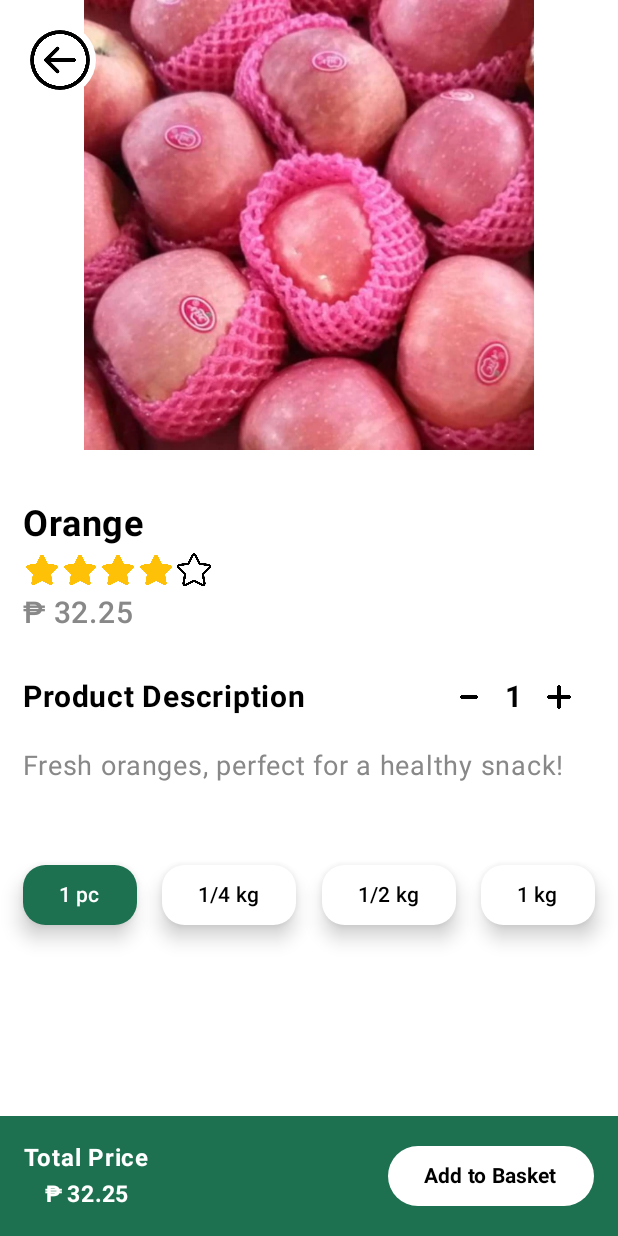
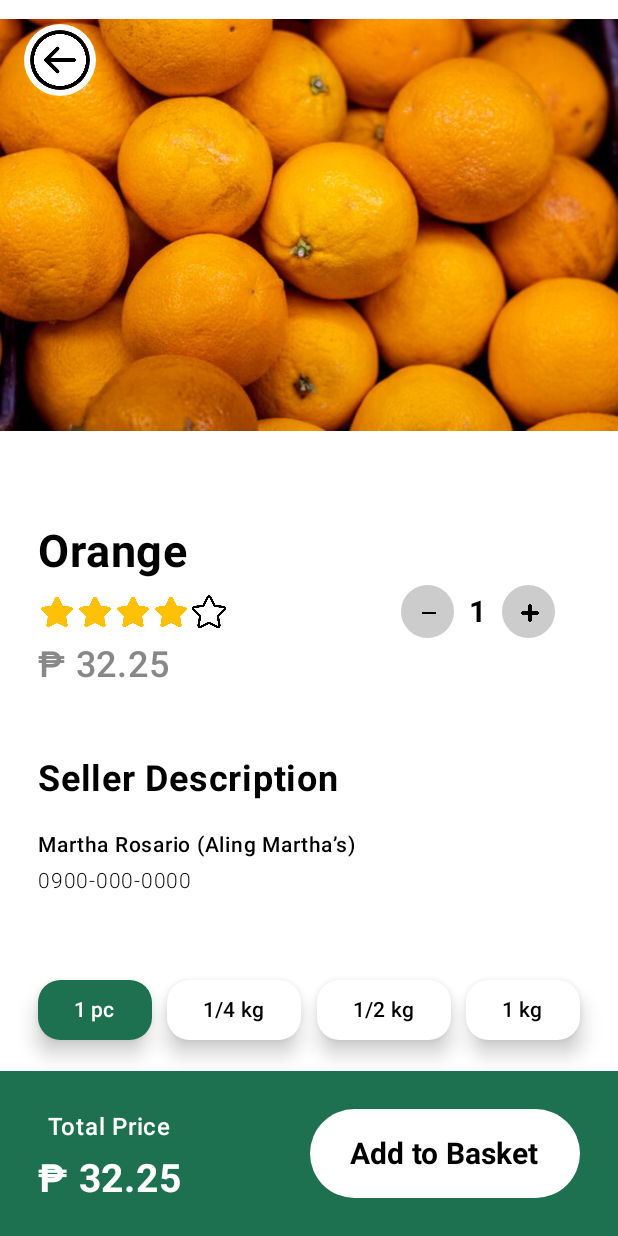
Before and after one commit to mvictoria7/SplashScreenBaskit, an Android app built with Jetpack Compose: the OrangeScreen screen opened through its navigation route, on a phone screen of 412 x 824 dp. Run offline under Robolectric (Android 15) with nearby library versions, the phone set to English and light mode, and no system bars; our stand-ins replace accompanist.

Commit message:
homeact, orange, apple

```diff
--- a/app/src/main/java/com/example/splashscreenbaskit/NotificationsActivity.kt
+++ b/app/src/main/java/com/example/splashscreenbaskit/NotificationsActivity.kt
@@ -10,7 +10,6 @@ import androidx.compose.foundation.layout.fillMaxSize
 import androidx.compose.foundation.layout.fillMaxWidth
 import androidx.compose.foundation.layout.height
 import androidx.compose.foundation.layout.padding
-import androidx.compose.foundation.layout.size
 import androidx.compose.foundation.layout.width
 import androidx.compose.foundation.shape.RoundedCornerShape
 import androidx.compose.material3.Button
@@ -18,17 +17,12 @@ import androidx.compose.material3.ButtonDefaults
 import androidx.compose.material3.Icon
 import androidx.compose.material3.MaterialTheme
 import androidx.compose.material3.Text
-import androidx.compose.material3.TextButton
 import androidx.compose.runtime.Composable
 import androidx.compose.ui.Alignment
 import androidx.compose.ui.Modifier
-import androidx.compose.ui.draw.clip
-import androidx.compose.ui.draw.shadow
 import androidx.compose.ui.graphics.Color
 import androidx.compose.ui.res.painterResource
-import androidx.compose.ui.text.TextStyle
 import androidx.compose.ui.text.font.FontWeight
-import androidx.compose.ui.text.style.TextDecoration
 import androidx.compose.ui.tooling.preview.Preview
 import androidx.compose.ui.unit.dp
 import androidx.compose.ui.unit.sp
--- a/app/src/main/java/com/example/splashscreenbaskit/OrangeScreen.kt
+++ b/app/src/main/java/com/example/splashscreenbaskit/OrangeScreen.kt
@@ -3,11 +3,13 @@ package com.example.splashscreenbaskit
 import androidx.compose.foundation.Image
 import androidx.compose.foundation.background
 import androidx.compose.foundation.layout.*
+import androidx.compose.foundation.shape.CircleShape
 import androidx.compose.foundation.shape.RoundedCornerShape
 import androidx.compose.material3.*
 import androidx.compose.runtime.*
 import androidx.compose.ui.Alignment
 import androidx.compose.ui.Modifier
+import androidx.compose.ui.draw.clip
 import androidx.compose.ui.graphics.Color
 import androidx.compose.ui.res.painterResource
 import androidx.compose.ui.text.font.FontWeight
@@ -51,7 +53,7 @@ fun OrangeScreen(navController: NavHostController) {
                 .height(300.dp)
         ) {
             Image(
-                painter = painterResource(id = R.drawable.apple),
+                painter = painterResource(id = R.drawable.orange),
                 contentDescription = "Orange",
                 modifier = Modifier.fillMaxSize()
             )
@@ -75,11 +77,11 @@ fun OrangeScreen(navController: NavHostController) {
         Column(
             modifier = Modifier
                 .fillMaxWidth()
-                .padding(15.dp)
+                .padding(top = 30.dp, start = 25.dp, end = 25.dp)
         ) {
             Text(
                 text = "Orange",
-                fontSize = 24.sp,
+                fontSize = 30.sp,
                 fontWeight = FontWeight.Bold
             )
 
@@ -101,16 +103,56 @@ fun OrangeScreen(navController: NavHostController) {
                     tint = Color.Black,
                     modifier = Modifier.size(25.dp)
                 )
+
+                Spacer(modifier = Modifier.padding(start = 115.dp) )
+
+                Row(verticalAlignment = Alignment.CenterVertically) {
+                    IconButton(onClick = { if (quantity > 1) quantity-- },
+                        modifier = Modifier
+                            .background(color = Color.LightGray, shape = CircleShape)
+                            .size(35.dp)) {
+                        Icon(
+                            painter = painterResource(id = R.drawable.minus),
+                            contentDescription = "Minus",
+                            tint = Color.Black,
+                            modifier = Modifier.size(12.dp)
+                        )
+                    }
+
+                    Spacer(modifier = Modifier.width(10.dp))
+
+                    Text(
+                        text = "$quantity",
+                        fontSize = 20.sp,
+                        fontWeight = FontWeight.Bold,
+                    )
+
+                    Spacer(modifier = Modifier.width(10.dp))
+
+                    IconButton(
+                        onClick = { quantity++ },
+                        modifier = Modifier
+                            .background(color = Color.LightGray, shape = CircleShape)
+                            .size(35.dp)
+                    ) {
+                        Icon(
+                            painter = painterResource(id = R.drawable.add),
+                            contentDescription = "Add",
+                            tint = Color.Black,
+                            modifier = Modifier.size(12.dp)
+                        )
+                    }
+                }
             }
 
             Text(
                 text = "₱ ${"%.2f".format(priceForWeight)}",
-                fontSize = 20.sp,
+                fontSize = 24.sp,
                 fontWeight = FontWeight.SemiBold,
                 color = Color.Gray
             )
 
-            Spacer(modifier = Modifier.height(20.dp))
+            Spacer(modifier = Modifier.height(40.dp))
 
             // Quantity selection
             Row(
@@ -119,42 +161,27 @@ fun OrangeScreen(navController: NavHostController) {
                 modifier = Modifier.fillMaxWidth()
             ) {
                 Text(
-                    text = "Product Description",
-                    fontSize = 20.sp,
+                    text = "Seller Description",
+                    fontSize = 24.sp,
                     fontWeight = FontWeight.Bold,
                     modifier = Modifier.padding(vertical = 8.dp)
                 )
-                Row(verticalAlignment = Alignment.CenterVertically) {
-                    IconButton(onClick = { if (quantity > 1) quantity-- }) {
-                        Icon(
-                            painter = painterResource(id = R.drawable.minus),
-                            contentDescription = "Minus",
-                            tint = Color.Black,
-                            modifier = Modifier.size(16.dp)
-                        )
-                    }
-                    Text(
-                        text = "$quantity",
-                        fontSize = 20.sp,
-                        fontWeight = FontWeight.Bold,
-                    )
-                    IconButton(onClick = { quantity++ }) {
-                        Icon(
-                            painter = painterResource(id = R.drawable.add),
-                            contentDescription = "Add",
-                            tint = Color.Black,
-                            modifier = Modifier.size(16.dp)
-                        )
-                    }
-                }
             }
 
             Spacer(modifier = Modifier.height(10.dp))
 
             Text(
-                text = "Fresh oranges, perfect for a healthy snack!",
-                fontSize = 18.sp,
-                color = Color.Gray
+                text = "Martha Rosario (Aling Martha’s)",
+                fontSize = 14.sp,
+                fontWeight = FontWeight.SemiBold,
+                color = Color.Black
+            )
+
+            Text(
+                text = "0900-000-0000",
+                fontSize = 14.sp,
+                fontWeight = FontWeight.Light,
+                color = Color.Black
             )
 
             Spacer(modifier = Modifier.height(50.dp))
@@ -188,36 +215,38 @@ fun OrangeScreen(navController: NavHostController) {
             modifier = Modifier
                 .fillMaxWidth()
                 .background(Color(0xFF1D7151))
-                .padding(16.dp),
+                .height(110.dp)
+                .padding(25.dp),
             verticalAlignment = Alignment.CenterVertically,
             horizontalArrangement = Arrangement.SpaceBetween
         ) {
-            Column(
-                horizontalAlignment = Alignment.CenterHorizontally,
-                verticalArrangement = Arrangement.Center
-            ) {
+            Column(horizontalAlignment = Alignment.CenterHorizontally) {
                 Text(
                     text = "Total Price",
                     fontSize = 16.sp,
                     color = Color.White,
-                    fontWeight = FontWeight.Bold
+                    fontWeight = FontWeight.SemiBold,
+                    //modifier = Modifier.padding(start = 0.dp)
                 )
+                Spacer(modifier = Modifier.height(7.dp))
                 Text(
                     text = "₱ ${"%.2f".format(totalPrice)}",
-                    fontSize = 15.sp,
+                    fontSize = 26.sp,
                     color = Color.White,
                     fontWeight = FontWeight.Bold
                 )
             }
             Button(
                 onClick = { navController.navigate("LoginActivity") },
-                shape = RoundedCornerShape(20.dp),
-                colors = ButtonDefaults.buttonColors(containerColor = Color.White)
+                shape = RoundedCornerShape(30.dp),
+                colors = ButtonDefaults.buttonColors(containerColor = Color.White),
+                modifier = Modifier.height(70.dp) .width(180.dp)
             ) {
                 Text(
                     text = "Add to Basket",
                     color = Color.Black,
-                    fontWeight = FontWeight.Bold
+                    fontWeight = FontWeight.Bold,
+                    fontSize = 20.sp
                 )
             }
         }
```
Also changed, not shown: app/src/main/java/com/example/splashscreenbaskit/AppleScreen.kt (+73 -39 lines), app/src/main/java/com/example/splashscreenbaskit/HomeActivity.kt (+19 -13 lines), app/src/main/res/drawable/apple.jpeg (added), app/src/main/res/drawable/apple.jpg (deleted).
